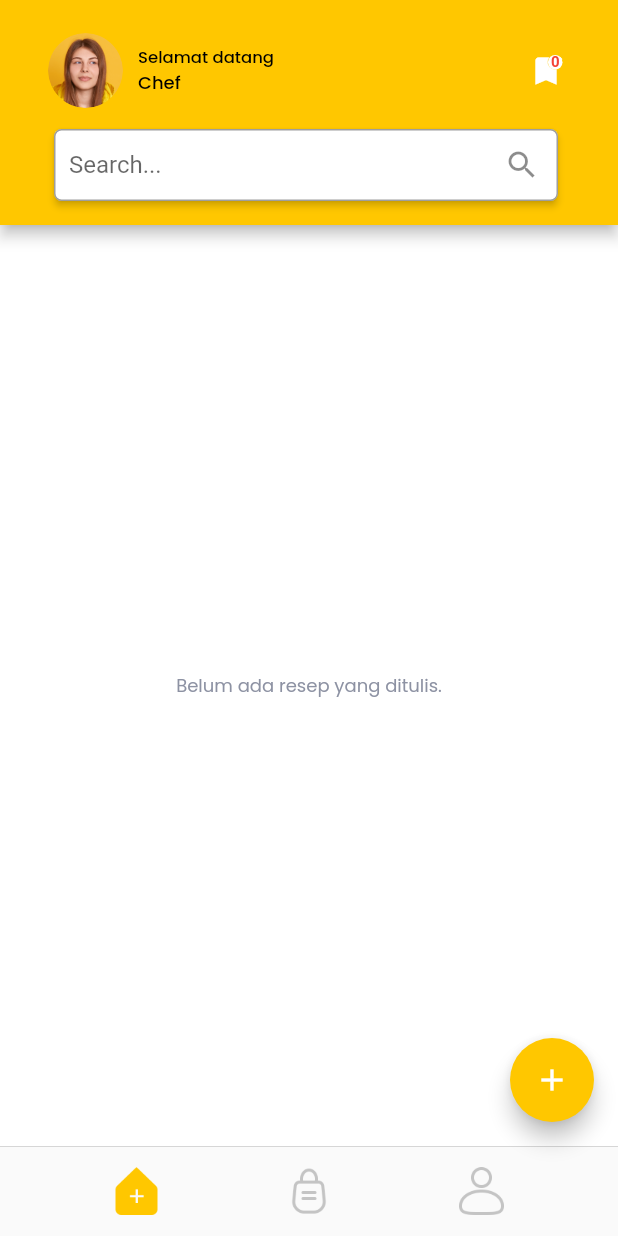
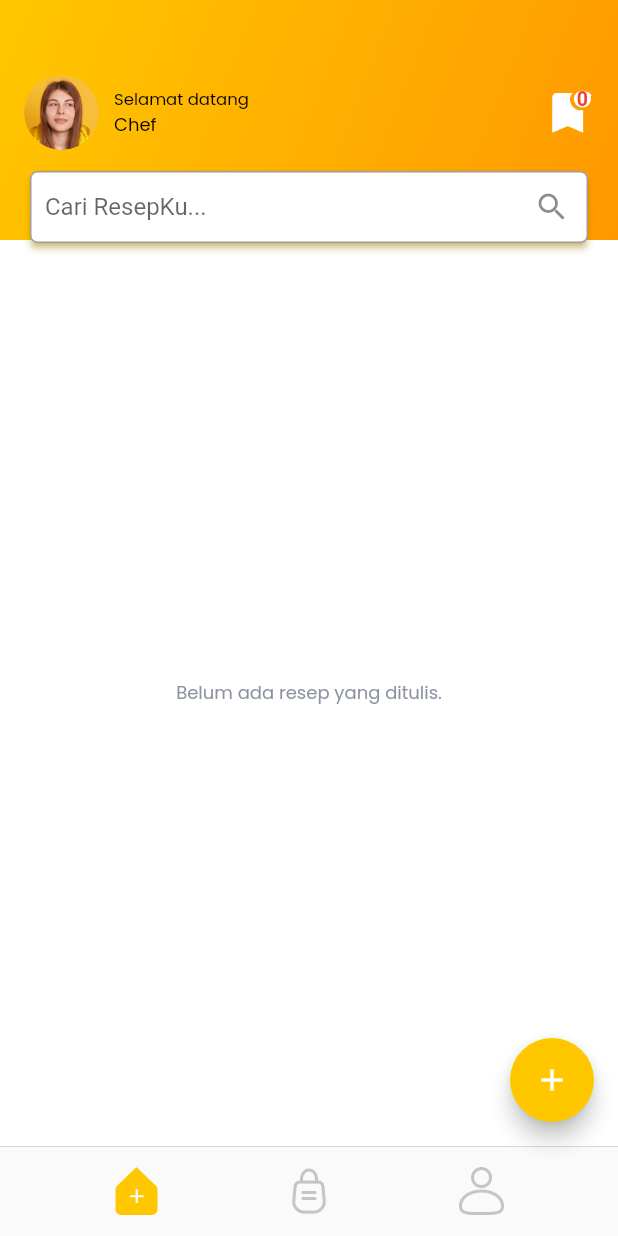
Before and after one commit to ahmadaliffauzan27/Miniproject-Alterra---Aplikasi-Resep-Makanan, a Flutter app: the screen it shows after launch, after a tap on "Daftar", on a phone screen of 412 x 824 dp. Run offline on Flutter 3.47's test engine with Material 2 defaults, Android fonts, the phone set to English and light mode, and no system bars; our stand-ins replace carousel_slider, file_picker, google_fonts, image_picker, shared_preferences, sqflite and 1 more; accounts and stored records are empty; network calls fail.

Commit message:
add gradient color in appbar

```diff
--- a/lib/views/screens/home/home_screen.dart
+++ b/lib/views/screens/home/home_screen.dart
@@ -72,12 +72,23 @@ class _ResepHomeState extends State<ResepHome> {
     final provider = Provider.of<RecipeManager>(context, listen: false);
     return Scaffold(
       appBar: AppBar(
-        title: Column(
+        toolbarHeight: 160,
+        backgroundColor: Colors.transparent,
+        elevation: 0,
+        flexibleSpace: Container(
+          decoration: BoxDecoration(
+            gradient: LinearGradient(
+              colors: [mainColor, Colors.orange],
+              begin: Alignment.topLeft,
+              end: Alignment.bottomRight,
+            ),
+          ),
+          child: Column(
             crossAxisAlignment: CrossAxisAlignment.start,
             children: [
               Padding(
                 padding: const EdgeInsets.only(
-                  left: 16, top: 50, right: 20, bottom: 10),
+                    left: 16, top: 50, right: 16, bottom: 10),
                 child: Align(
                   alignment: Alignment.topLeft,
                   child: Column(
@@ -94,9 +105,7 @@ class _ResepHomeState extends State<ResepHome> {
                               ),
                             ),
                           ),
-                        const SizedBox(
-                          width: 10,
-                        ),
+                          const SizedBox(width: 10),
                           Column(
                             crossAxisAlignment: CrossAxisAlignment.start,
                             children: [
@@ -116,7 +125,8 @@ class _ResepHomeState extends State<ResepHome> {
                               Navigator.push(
                                 context,
                                 MaterialPageRoute(
-                                builder: (context) => const FavouriteRecipes(),
+                                  builder: (context) =>
+                                      const FavouriteRecipes(),
                                 ),
                               );
                             },
@@ -125,24 +135,25 @@ class _ResepHomeState extends State<ResepHome> {
                                 const Icon(
                                   Icons.bookmark_added,
                                   color: Colors.white,
+                                  size: 35,
                                 ),
                                 Positioned(
-                                top: -1.5,
-                                right: 1,
+                                  top: -1,
+                                  right: 2,
                                   child: Container(
                                     padding: const EdgeInsets.all(2),
-                                  decoration: BoxDecoration(
+                                    decoration: const BoxDecoration(
                                       shape: BoxShape.circle,
                                       color: Colors.white,
                                     ),
                                     child: Consumer<RecipeManager>(
                                       builder: (context, provider, child) {
                                         return Text(
-                                        provider.favoriteManager.favoriteRecipes
-                                            .length
+                                          provider.favoriteManager
+                                              .favoriteRecipes.length
                                               .toString(),
                                           style: const TextStyle(
-                                          fontSize: 10,
+                                            fontSize: 13,
                                             fontWeight: FontWeight.bold,
                                             color: Colors.red,
                                           ),
@@ -156,14 +167,13 @@ class _ResepHomeState extends State<ResepHome> {
                           ),
                         ],
                       ),
-                    const SizedBox(
-                      height: 10,
-                    ),
+                      const SizedBox(height: 10),
                       Card(
                         shadowColor: mainColor,
                         elevation: 2,
                         shape: RoundedRectangleBorder(
-                          borderRadius: BorderRadius.circular(5)),
+                          borderRadius: BorderRadius.circular(5),
+                        ),
                         child: TextFormField(
                           onChanged: (value) {
                             provider.searchData(value);
@@ -172,7 +182,7 @@ class _ResepHomeState extends State<ResepHome> {
                             contentPadding: const EdgeInsets.symmetric(
                                 vertical: 10, horizontal: 10),
                             suffixIcon: const Icon(Icons.search),
-                          hintText: 'Search...',
+                            hintText: 'Cari ResepKu...',
                             border: OutlineInputBorder(
                               borderRadius: BorderRadius.circular(5),
                             ),
@@ -183,13 +193,9 @@ class _ResepHomeState extends State<ResepHome> {
                   ),
                 ),
               ),
-            const SizedBox(
-              height: 30,
-            ),
             ],
           ),
-        toolbarHeight: 150,
-        backgroundColor: mainColor,
+        ),
       ),
       backgroundColor: Colors.white,
       body: SafeArea(
```
Lines whose indentation alone changed are shown as unchanged.
